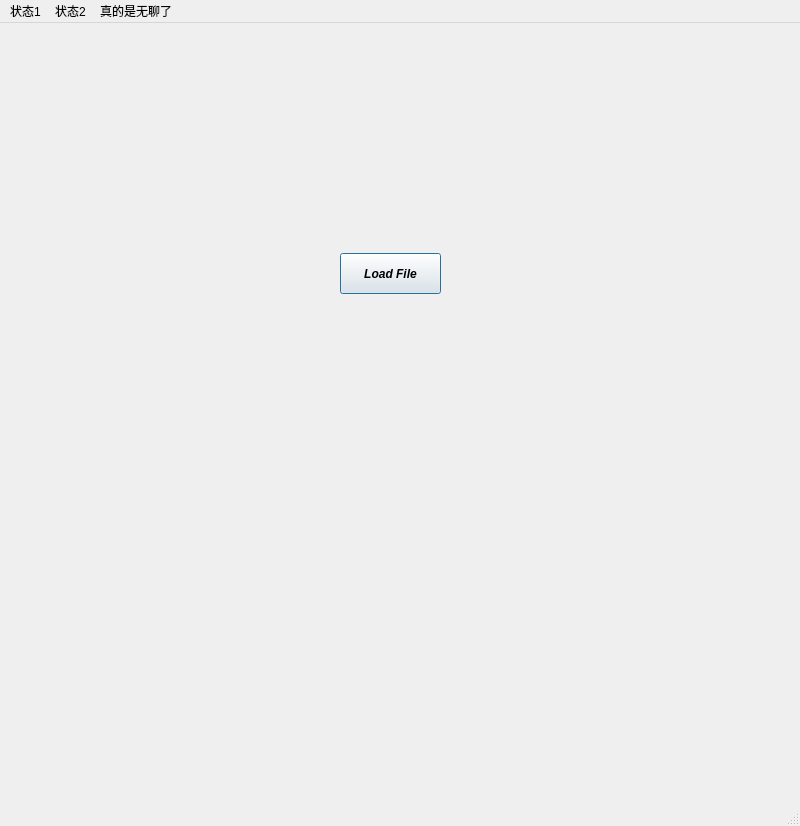
Above: mainwindow.ui from chenshun00/fix-client before the change. Below: the same form after it.
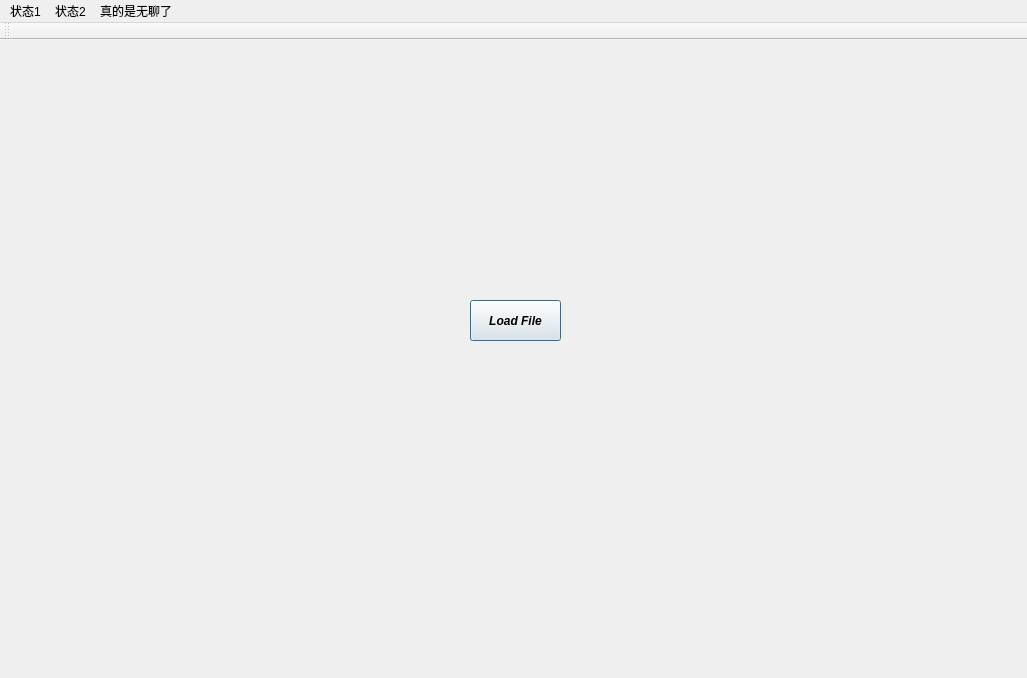
That is the form after the change. Icons and pictures are not drawn.

The edit to the form file:
```diff
--- a/mainwindow.ui
+++ b/mainwindow.ui
@@ -6,12 +6,30 @@
    <rect>
     <x>0</x>
     <y>0</y>
-    <width>800</width>
-    <height>826</height>
+    <width>1027</width>
+    <height>678</height>
    </rect>
   </property>
   <property name="windowTitle">
-   <string>MainWindow</string>
+   <string>FixClient</string>
+  </property>
+  <property name="windowIcon">
+   <iconset theme="QIcon::ThemeIcon::DocumentProperties"/>
+  </property>
+  <property name="statusTip">
+   <string>hello world</string>
+  </property>
+  <property name="whatsThis">
+   <string>hello world</string>
+  </property>
+  <property name="autoFillBackground">
+   <bool>true</bool>
+  </property>
+  <property name="styleSheet">
+   <string notr="true">background-image: url(:/new/prefix1/farmer-8920644_1280.webp);</string>
+  </property>
+  <property name="documentMode">
+   <bool>false</bool>
   </property>
   <widget class="QWidget" name="centralwidget">
    <widget class="QPushButton" name="LoadFile">
@@ -20,9 +38,9 @@
     </property>
     <property name="geometry">
      <rect>
-      <x>340</x>
-      <y>230</y>
-      <width>101</width>
+      <x>470</x>
+      <y>260</y>
+      <width>91</width>
       <height>41</height>
      </rect>
     </property>
@@ -63,8 +81,8 @@
     <rect>
      <x>0</x>
      <y>0</y>
-     <width>800</width>
-     <height>24</height>
+     <width>1027</width>
+     <height>21</height>
     </rect>
    </property>
    <widget class="QMenu" name="menu_1">
@@ -90,7 +108,17 @@
    <addaction name="menu_2"/>
    <addaction name="menu"/>
   </widget>
-  <widget class="QStatusBar" name="statusbar"/>
+  <widget class="QToolBar" name="toolBar">
+   <property name="windowTitle">
+    <string>toolBar</string>
+   </property>
+   <attribute name="toolBarArea">
+    <enum>TopToolBarArea</enum>
+   </attribute>
+   <attribute name="toolBarBreak">
+    <bool>false</bool>
+   </attribute>
+  </widget>
   <action name="actionwokao">
    <property name="text">
     <string>wokao</string>
```
Left out of the diff: 4 changed lines with no effect on the pictures.
